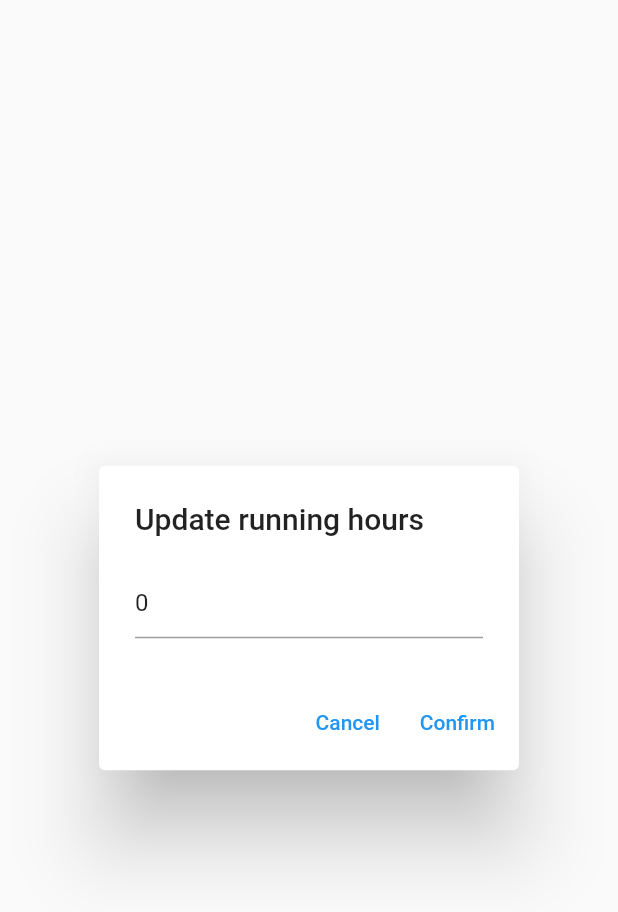
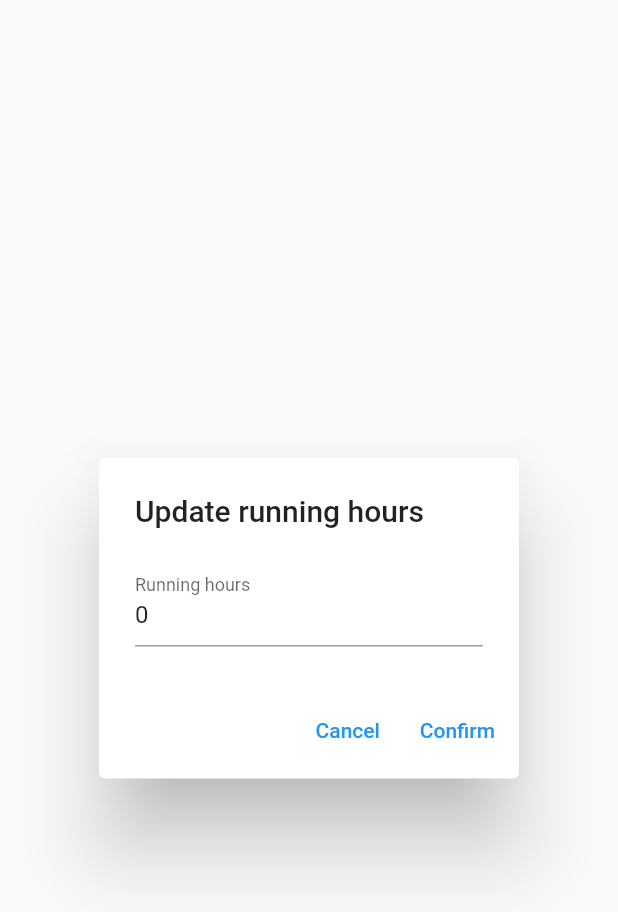
Before and after one commit to lavruh/part_tracker, a Flutter app: the RunningHoursEditDialog widget shown alone on an empty page, opened directly with empty values, on a phone screen of 412 x 824 dp. Shown: the top 912 px of the screen. Run offline on Flutter 3.47's test engine with Material 2 defaults, Android fonts, the phone set to English and light mode, and no system bars; our stand-ins replace get; missing offline and left inert: flutter_fancy_tree_view, mockito; statements that could not run were skipped.

Commit message:
running hours update dialog ui fix

```diff
--- a/lib/running_hours/ui/widgets/running_hours_edit_dialog.dart
+++ b/lib/running_hours/ui/widgets/running_hours_edit_dialog.dart
@@ -20,6 +20,7 @@ class RunningHoursEditDialog extends StatelessWidget {
           controller: state.textController,
           onChanged: state.updateItem,
           validator: state.validator,
+          decoration: const InputDecoration(labelText: 'Running hours'),
         ),
         actions: [
           TextButton(onPressed: () => Get.back(), child: const Text('Cancel')),
```
